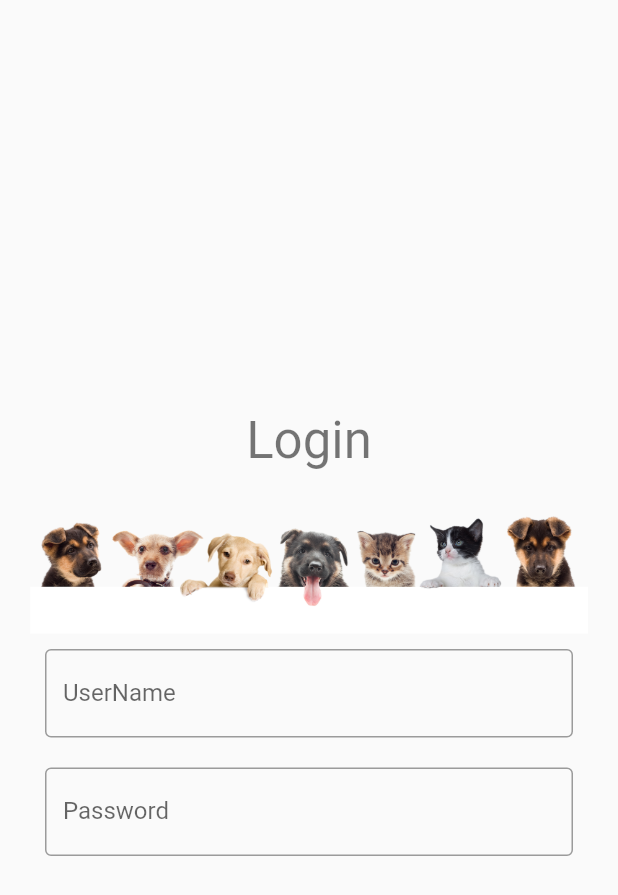
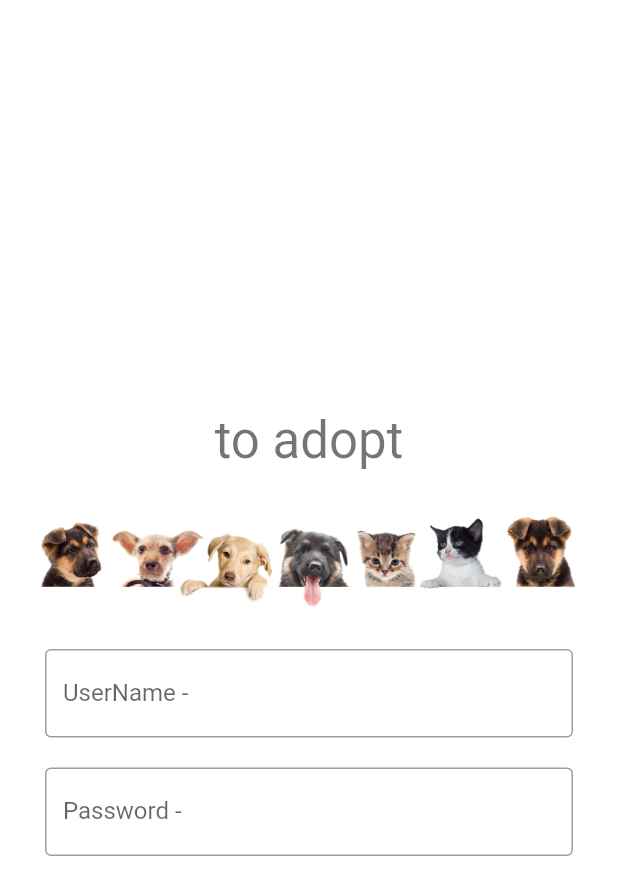
Before and after one commit to AmaroPSJunior/AppFlutter, a Flutter app: the screen it shows after launch, on a phone screen of 412 x 824 dp. Shown: the top 895 px of the screen. Run offline on Flutter 3.47's test engine with Material 2 defaults, Android fonts, the phone set to English and light mode, and no system bars; missing offline and left inert: dart:html.

```diff
--- a/lib/app.dart
+++ b/lib/app.dart
@@ -10,9 +10,9 @@ class App extends StatelessWidget {
   Widget build(BuildContext context) {
     return MaterialApp(
       title: 'My projct',
-      theme: ThemeData(
-        primarySwatch: Colors.lime,
-      ),
+
+      theme:
+          ThemeData(primarySwatch: Colors.lime, backgroundColor: Colors.white),
       // home: const Home(title: 'Home Page4'),
       home: const Login(),
     );
--- a/lib/components/myTextField.dart
+++ b/lib/components/myTextField.dart
@@ -13,37 +13,27 @@ class MyTextField extends StatefulWidget {
 }
 
 class _MyTextFieldState extends State<MyTextField> {
-  String _userName = '';
-  String _password = '';
+  String _imputVelue = '';
 
-  void _setUserName() {
-    setState(() {
-      _userName = 'teste';
-    });
-  }
-
-  void _setPassword() {
-    setState(() {
-      _userName = 'teste';
-    });
-  }
-
-  _teste() {
-    setState(() {
-      _userName = widget.labelField;
-    });
-  }
+  void _setUserName(data) => setState(() => _imputVelue = data);
 
   @override
   Widget build(BuildContext context) {
-    return Container(
-      padding: EdgeInsets.all(10),
-      child: TextField(
-        decoration: InputDecoration(
-          border: const OutlineInputBorder(),
-          label: Text(widget.labelField),
+    return Column(
+      children: [
+        Container(
+          padding: EdgeInsets.all(10),
+          child: TextField(
+            decoration: InputDecoration(
+              border: const OutlineInputBorder(),
+              label: Text(widget.labelField + ' - ' + _imputVelue),
+            ),
+            onChanged: (value) {
+              _setUserName(value);
+            },
+          ),
         ),
-      ),
+      ],
     );
   }
 }
--- a/lib/pages/login.dart
+++ b/lib/pages/login.dart
@@ -1,4 +1,5 @@
 import 'package:flutter/material.dart';
+
 import 'package:flutter_application_1/components/logo.dart';
 import 'package:flutter_application_1/components/myTextField.dart';
 
@@ -13,6 +14,7 @@ class _LoginState extends State<Login> {
   @override
   Widget build(BuildContext context) {
     return Scaffold(
+      backgroundColor: Colors.white,
       body: Center(
         child: Padding(
           padding: const EdgeInsets.all(20),
@@ -22,7 +24,7 @@ class _LoginState extends State<Login> {
               Padding(
                 padding: const EdgeInsets.all(30),
                 child: Text(
-                  'Login',
+                  'to adopt',
                   style: Theme.of(context).textTheme.headline4,
                 ),
               ),
```
